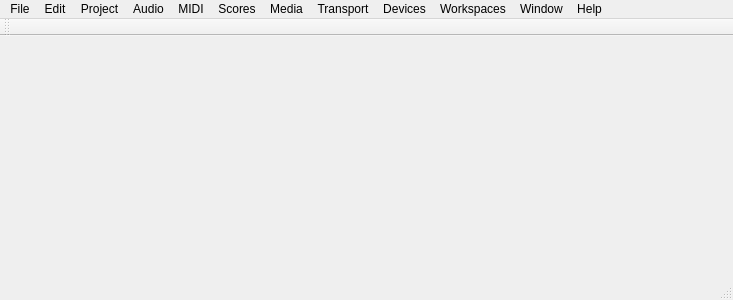
The window that src/ui/mainwindow.ui (0x2A/audiobase) describes before a commit, drawn with Qt 5.
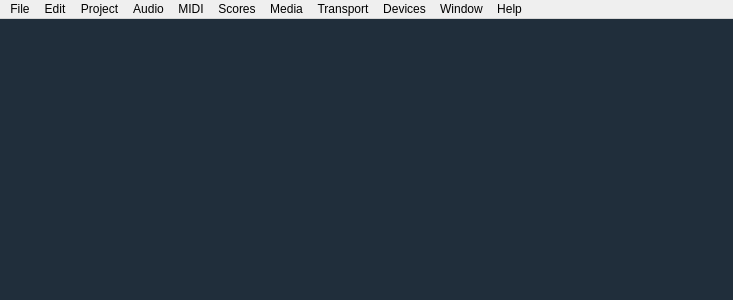
The same window after the commit.

Commit message: Added audio interface class

What changed in the file:
```diff
--- a/src/ui/mainwindow.ui
+++ b/src/ui/mainwindow.ui
@@ -13,7 +13,41 @@
   <property name="windowTitle">
    <string>MainWindow</string>
   </property>
-  <widget class="QWidget" name="centralWidget"/>
+  <property name="locale">
+   <locale language="English" country="UnitedStates"/>
+  </property>
+  <widget class="QWidget" name="centralWidget">
+   <layout class="QVBoxLayout" name="verticalLayout">
+    <property name="spacing">
+     <number>0</number>
+    </property>
+    <property name="leftMargin">
+     <number>0</number>
+    </property>
+    <property name="topMargin">
+     <number>0</number>
+    </property>
+    <property name="rightMargin">
+     <number>0</number>
+    </property>
+    <property name="bottomMargin">
+     <number>0</number>
+    </property>
+    <item>
+     <widget class="QMdiArea" name="mdiArea">
+      <property name="background">
+       <brush brushstyle="SolidPattern">
+        <color alpha="255">
+         <red>32</red>
+         <green>46</green>
+         <blue>59</blue>
+        </color>
+       </brush>
+      </property>
+     </widget>
+    </item>
+   </layout>
+  </widget>
   <widget class="QMenuBar" name="menuBar">
    <property name="geometry">
     <rect>
@@ -70,11 +104,23 @@
     <property name="title">
      <string>Devices</string>
     </property>
-   </widget>
-   <widget class="QMenu" name="menuWorkspaces">
-    <property name="title">
-     <string>Workspaces</string>
-    </property>
+    <addaction name="actionControl_Room_Mixer"/>
+    <addaction name="actionControl_Room_Overview"/>
+    <addaction name="actionMIDI_Device_Manager"/>
+    <addaction name="actionMMC_Master"/>
+    <addaction name="actionMixConsole"/>
+    <addaction name="actionPlug_in_Information"/>
+    <addaction name="actionRecord_Time_Max"/>
+    <addaction name="actionTime_Display"/>
+    <addaction name="actionVST_Connections"/>
+    <addaction name="actionVST_Instruments"/>
+    <addaction name="actionVST_performance"/>
+    <addaction name="actionVideo_Player"/>
+    <addaction name="actionVirtual_Keyboard"/>
+    <addaction name="separator"/>
+    <addaction name="actionShow_Panel"/>
+    <addaction name="separator"/>
+    <addaction name="actionDevice_Setup"/>
    </widget>
    <widget class="QMenu" name="menuWindow">
     <property name="title">
@@ -95,19 +141,9 @@
    <addaction name="menuMedia"/>
    <addaction name="menuTransport"/>
    <addaction name="menuDevices"/>
-   <addaction name="menuWorkspaces"/>
    <addaction name="menuWindow"/>
    <addaction name="menuHelp"/>
   </widget>
-  <widget class="QToolBar" name="mainToolBar">
-   <attribute name="toolBarArea">
-    <enum>TopToolBarArea</enum>
-   </attribute>
-   <attribute name="toolBarBreak">
-    <bool>false</bool>
-   </attribute>
-  </widget>
-  <widget class="QStatusBar" name="statusBar"/>
   <action name="actionNew_Project">
    <property name="text">
     <string>New Project...</string>
```
Left out of the diff: 1135 changed lines with no effect on the pictures. The commit also changes 3 other files.
